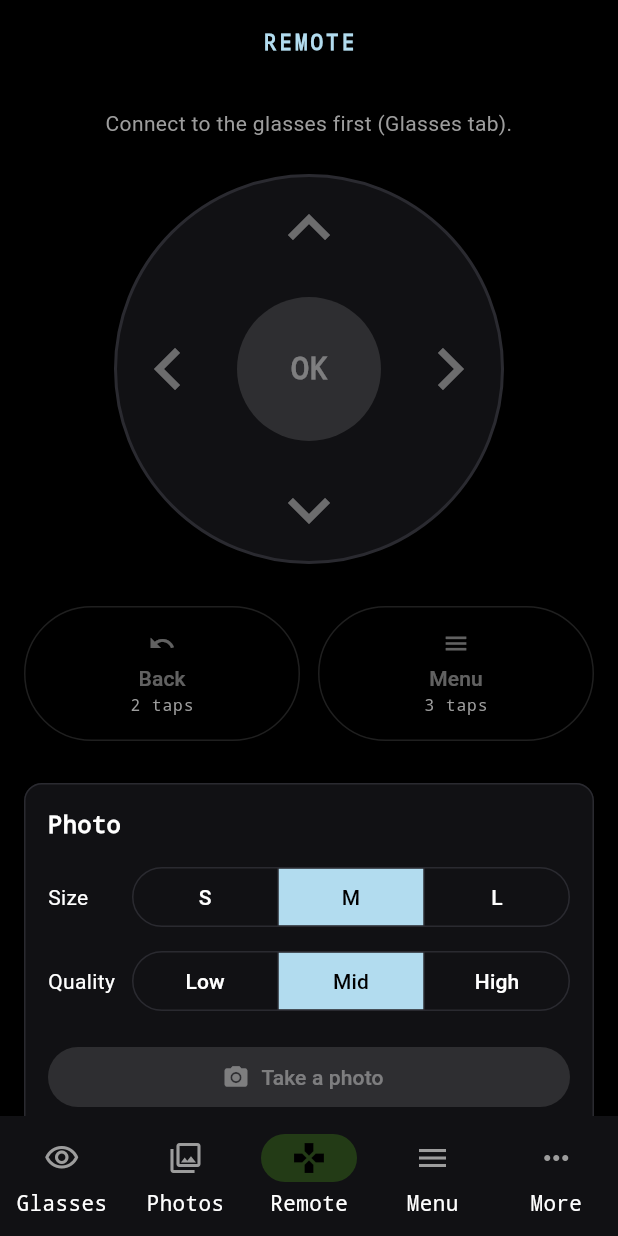
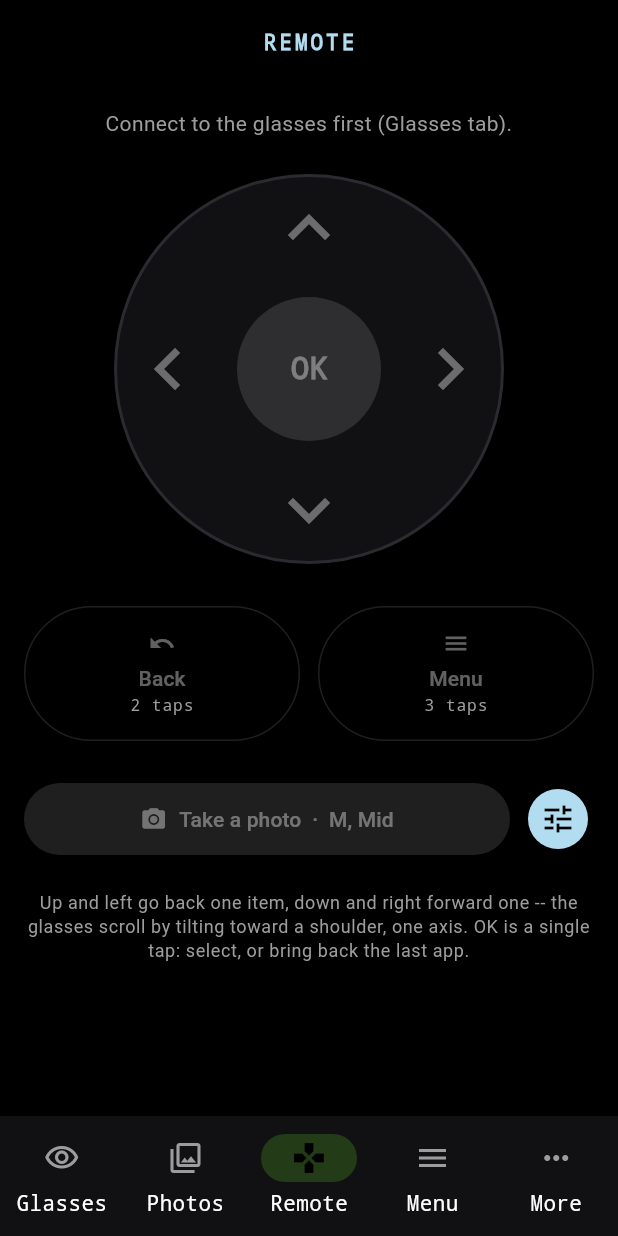
Before and after one commit to antono/glaz, a Flutter app: the screen it shows after launch, item 3 of the bottom bar chosen, on a phone screen of 412 x 824 dp. Run offline on Flutter 3.47's test engine with Material 3 defaults, Android fonts, the phone set to English and light mode, and no system bars; our stand-ins replace flutter_blue_plus, geolocator, permission_handler, shared_preferences; missing offline and left inert: frame_ble, notification_listener_service.

Commit message:
feat(flutter): hide photo settings behind an icon by Take a photo
- Remote: one "Take a photo · M, Mid" button; size and quality move to
  a bottom sheet behind the tune icon next to it
- phone 1.2.0+3

```diff
--- a/flutter-glaz/lib/screens/about_screen.dart
+++ b/flutter-glaz/lib/screens/about_screen.dart
@@ -4,7 +4,7 @@ import '../theme.dart';
 import '../widgets/pixel_logo.dart';
 
 /// Kept equal to `version:` in pubspec.yaml by test/version_test.dart.
-const appVersion = '1.1.0';
+const appVersion = '1.2.0';
 
 /// The third tab: what this is, versions, licences.
 class AboutScreen extends StatelessWidget {
--- a/flutter-glaz/lib/screens/remote_screen.dart
+++ b/flutter-glaz/lib/screens/remote_screen.dart
@@ -71,7 +71,7 @@ class RemoteScreen extends StatelessWidget {
           ],
         ),
         const SizedBox(height: 28),
-        _PhotoCard(link: link, enabled: on),
+        _PhotoButton(link: link, enabled: on),
         const SizedBox(height: 24),
         Text(
           'Up and left go back one item, down and right forward one -- the '
@@ -203,19 +203,20 @@ class _GestureButton extends StatelessWidget {
   );
 }
 
-/// A photo from the glasses' camera, with the two settings that matter:
-/// size and quality. They are Camera's own settings (Menu > Camera), so the
-/// two stay in step; the photo lands in Photos with the others.
-class _PhotoCard extends StatefulWidget {
-  const _PhotoCard({required this.link, required this.enabled});
+/// A photo from the glasses' camera: one button, and next to it a small
+/// one for the two settings that matter, size and quality. They are
+/// Camera's own settings (Menu > Camera), so the two stay in step; the
+/// photo lands in Photos with the others.
+class _PhotoButton extends StatefulWidget {
+  const _PhotoButton({required this.link, required this.enabled});
   final FrameLink link;
   final bool enabled;
 
   @override
-  State<_PhotoCard> createState() => _PhotoCardState();
+  State<_PhotoButton> createState() => _PhotoButtonState();
 }
 
-class _PhotoCardState extends State<_PhotoCard> {
+class _PhotoButtonState extends State<_PhotoButton> {
   static const _sizes = [('256', 'S'), ('512', 'M'), ('720', 'L')];
   static const _qualities = [
     ('LOW', 'Low'),
@@ -229,9 +230,21 @@ class _PhotoCardState extends State<_PhotoCard> {
     'HIGH': 4,
     'VERY_HIGH': 5,
   };
+  // Very low and very high are set in Menu > Camera only
+  static const _qualityNames = {
+    'VERY_LOW': 'Very low',
+    'LOW': 'Low',
+    'MEDIUM': 'Mid',
+    'HIGH': 'High',
+    'VERY_HIGH': 'Very high',
+  };
 
   int _received = 0;
   bool _waiting = false;
+
+  Settings get _settings => Services.instance.settings;
+  String get _size => _settings.config('photo', 'resolution') ?? '512';
+  String get _quality => _settings.config('photo', 'quality') ?? 'MEDIUM';
 
   @override
   void initState() {
@@ -258,101 +271,109 @@ class _PhotoCardState extends State<_PhotoCard> {
     }
   }
 
-  Future<void> _shoot(Settings settings) async {
+  Future<void> _shoot() async {
     HapticFeedback.mediumImpact();
-    final size = int.parse(settings.config('photo', 'resolution') ?? '512');
-    final quality =
-        _qualityIndex[settings.config('photo', 'quality') ?? 'MEDIUM'] ?? 3;
     setState(() => _waiting = true);
-    await widget.link.remotePhoto(size, quality);
+    await widget.link.remotePhoto(
+      int.parse(_size),
+      _qualityIndex[_quality] ?? 3,
+    );
     // the glasses take about 1.5 s to expose, then a few to send
     Future.delayed(const Duration(seconds: 20), () {
       if (mounted && _waiting) setState(() => _waiting = false);
     });
   }
 
-  @override
-  Widget build(BuildContext context) {
-    final settings = Services.instance.settings;
-    final text = Theme.of(context).textTheme;
-    return ListenableBuilder(
-      listenable: settings,
-      builder: (context, _) {
-        final size = settings.config('photo', 'resolution') ?? '512';
-        final quality = settings.config('photo', 'quality') ?? 'MEDIUM';
-        return Card(
-          child: Padding(
-            padding: const EdgeInsets.all(16),
+  void _openSettings() => showModalBottomSheet<void>(
+    context: context,
+    showDragHandle: true,
+    builder: (context) => ListenableBuilder(
+      listenable: _settings,
+      builder: (context, _) => Padding(
+        padding: const EdgeInsets.fromLTRB(16, 0, 16, 24),
         child: Column(
+          mainAxisSize: MainAxisSize.min,
           crossAxisAlignment: CrossAxisAlignment.stretch,
           children: [
-                Text('Photo', style: text.titleMedium),
+            Text('Photo', style: Theme.of(context).textTheme.titleMedium),
             const SizedBox(height: 12),
-                Row(
+            _choice('Size', _sizes, _size, 'resolution'),
+            const SizedBox(height: 8),
+            _choice('Quality', _qualities, _quality, 'quality'),
+            const SizedBox(height: 12),
+            Text(
+              'Shared with Menu > Camera. Photos land in Photos; the Photos '
+              'service (More > Services) must be on.',
+              style: Theme.of(context).textTheme.bodySmall
+                  ?.copyWith(color: FrameColors.grey),
+            ),
+          ],
+        ),
+      ),
+    ),
+  );
+
+  Widget _choice(
+    String label,
+    List<(String, String)> options,
+    String value,
+    String key,
+  ) => Row(
     children: [
-                    const SizedBox(width: 56, child: Text('Size')),
+      SizedBox(width: 64, child: Text(label)),
       Expanded(
         child: SegmentedButton<String>(
           showSelectedIcon: false,
           segments: [
-                          for (final (v, l) in _sizes)
+            for (final (v, l) in options)
               ButtonSegment(value: v, label: Text(l)),
           ],
-                        selected: {size},
-                        onSelectionChanged: (s) =>
-                            settings.setConfig('photo', 'resolution', s.first),
-                      ),
-                    ),
-                  ],
-                ),
-                const SizedBox(height: 8),
-                Row(
-                  children: [
-                    const SizedBox(width: 56, child: Text('Quality')),
-                    Expanded(
-                      child: SegmentedButton<String>(
-                        showSelectedIcon: false,
-                        segments: [
-                          for (final (v, l) in _qualities)
-                            ButtonSegment(value: v, label: Text(l)),
-                        ],
-                        // Very low and very high, set in Menu > Camera,
-                        // show no segment as selected
-                        selected: {quality},
+          // a value set in Menu > Camera with no segment here shows none
+          selected: {value},
           emptySelectionAllowed: true,
           onSelectionChanged: (s) {
-                          if (s.isNotEmpty) {
-                            settings.setConfig('photo', 'quality', s.first);
-                          }
+            if (s.isNotEmpty) _settings.setConfig('photo', key, s.first);
           },
         ),
       ),
     ],
+  );
+
+  @override
+  Widget build(BuildContext context) => ListenableBuilder(
+    listenable: _settings,
+    builder: (context, _) {
+      final size = _sizes
+          .firstWhere((e) => e.$1 == _size, orElse: () => (_size, _size))
+          .$2;
+      final quality = _qualityNames[_quality] ?? _quality;
+      return Row(
+        children: [
+          Expanded(
+            child: FilledButton.icon(
+              style: FilledButton.styleFrom(
+                padding: const EdgeInsets.symmetric(vertical: 14),
               ),
-                const SizedBox(height: 16),
-                FilledButton.icon(
-                  onPressed: widget.enabled && !_waiting
-                      ? () => _shoot(settings)
-                      : null,
+              onPressed: widget.enabled && !_waiting ? _shoot : null,
               icon: _waiting
                   ? const SizedBox.square(
                       dimension: 18,
                       child: CircularProgressIndicator(strokeWidth: 2),
                     )
                   : const Icon(Icons.photo_camera),
-                  label: Text(_waiting ? 'Taking...' : 'Take a photo'),
+              label: Text(
+                _waiting ? 'Taking...' : 'Take a photo  ·  $size, $quality',
               ),
-                const SizedBox(height: 6),
-                Text(
-                  'Saved in Photos with the others. The Photos service '
-                  '(More > Services) must be on.',
-                  style: text.bodySmall?.copyWith(color: FrameColors.grey),
+            ),
+          ),
+          const SizedBox(width: 8),
+          IconButton.filledTonal(
+            tooltip: 'Photo settings',
+            onPressed: _openSettings,
+            icon: const Icon(Icons.tune),
           ),
         ],
-            ),
-          ),
       );
     },
   );
 }
-}
--- a/flutter-glaz/pubspec.yaml
+++ b/flutter-glaz/pubspec.yaml
@@ -4,7 +4,7 @@ publish_to: 'none'
 
 # Shown in the About tab too: keep lib/screens/about_screen.dart in step
 # (test/version_test.dart checks it).
-version: 1.1.0+2
+version: 1.2.0+3
 
 environment:
   sdk: ^3.13.3
```
Also changed, not shown: 1 other file. Lines whose indentation alone changed are shown as unchanged.
